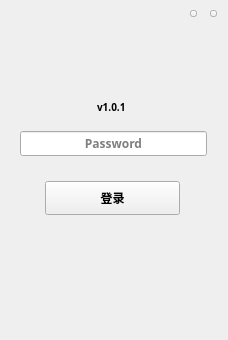
Old version of the form LNKWallet/lockpage.ui in the repository HcashOrg/hx-indicator.
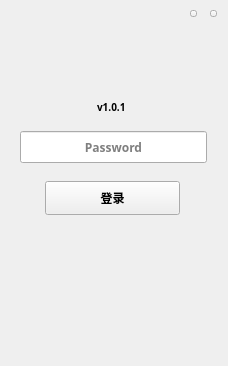
New version of the form.

```diff
--- a/LNKWallet/lockpage.ui
+++ b/LNKWallet/lockpage.ui
@@ -7,7 +7,7 @@
     <x>0</x>
     <y>0</y>
     <width>228</width>
-    <height>340</height>
+    <height>366</height>
    </rect>
   </property>
   <property name="font">
@@ -90,7 +90,7 @@
      <x>20</x>
      <y>131</y>
      <width>187</width>
-     <height>25</height>
+     <height>32</height>
     </rect>
    </property>
    <property name="font">
```
